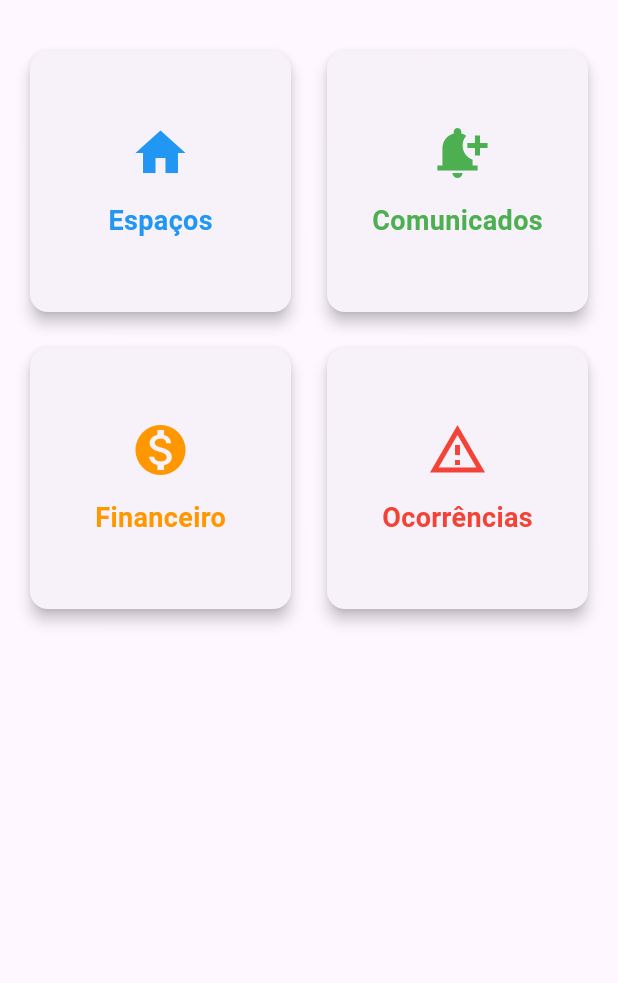
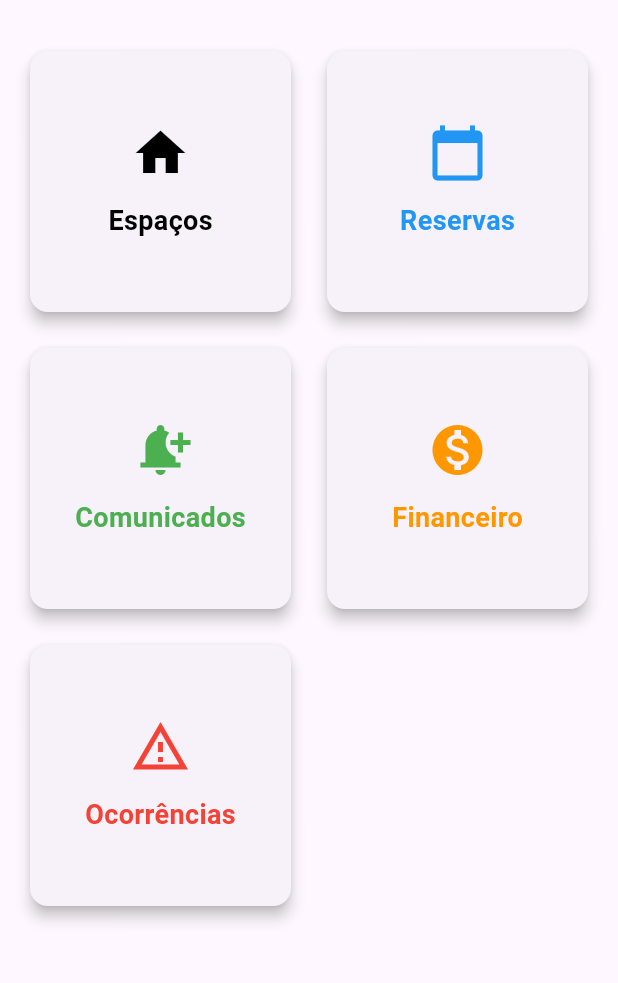
Before and after one commit to brunojamelli/reserva_hub, a Flutter app: the screen it shows after launch, on a phone screen of 412 x 824 dp, the part 63-1046 px from its top. Run offline on Flutter 3.47's test engine with Material 3 defaults, Android fonts, the phone set to English and light mode, and no system bars; our stand-ins replace dio.

```diff
--- a/lib/pages/home_screen.dart
+++ b/lib/pages/home_screen.dart
@@ -18,7 +18,7 @@ class HomeScreen extends StatelessWidget {
       body: Padding(
         padding: const EdgeInsets.all(16.0),
         child: GridView.count(
-          crossAxisCount: 2, // 2 cards por linha
+          crossAxisCount: 2,
           crossAxisSpacing: 16,
           mainAxisSpacing: 16,
           children: [
@@ -27,8 +27,17 @@ class HomeScreen extends StatelessWidget {
               context,
               icon: Icons.home,
               title: 'Espaços',
+              color: Colors.black,
+              destination: EspacosPage(),
+            ),
+
+            // Card para Espaços
+            _buildMenuCard(
+              context,
+              icon: Icons.calendar_today,
+              title: 'Reservas',
               color: Colors.blue,
-              destination: EspacosPage(),
+              destination: ReservasScreen(),
             ),
 
             // Card para Comunicados
```
